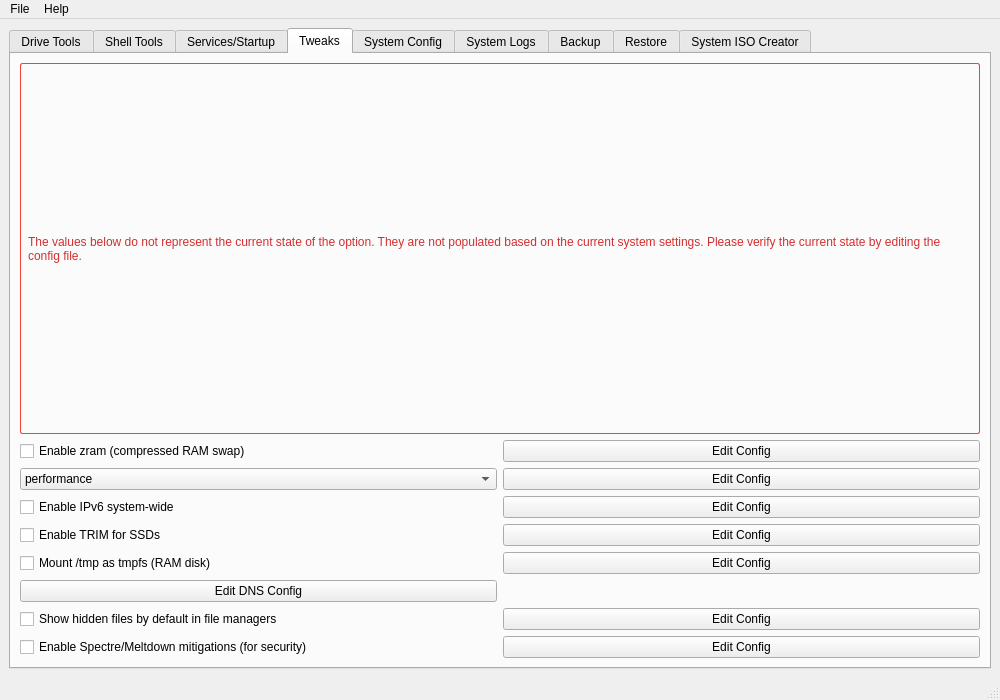
This is mainwindow.ui in XetalEngine/CachyOsTools as Qt 5 draws it before an edit. The edited form follows.
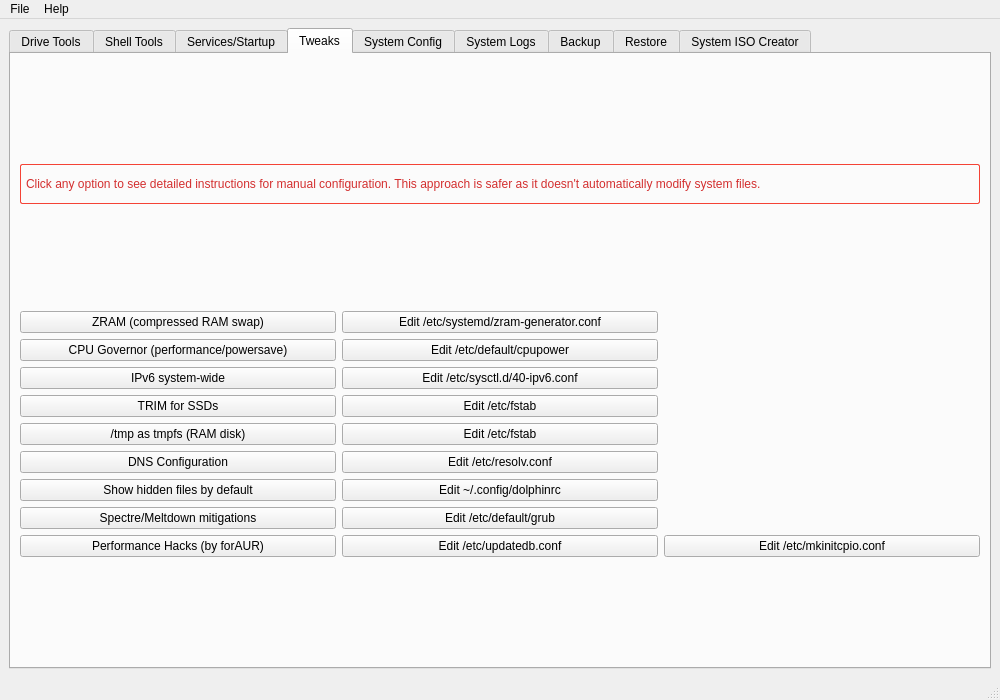
This is the edited form. The open tabs and pages were chosen to show the change.

```diff
--- a/mainwindow.ui
+++ b/mainwindow.ui
@@ -314,16 +314,22 @@
         <item>
          <widget class="QLabel" name="tweaksWarningLabel">
           <property name="sizePolicy">
-           <sizepolicy hsizetype="Preferred" vsizetype="Minimum">
+           <sizepolicy hsizetype="Preferred" vsizetype="Fixed">
             <horstretch>0</horstretch>
             <verstretch>0</verstretch>
            </sizepolicy>
           </property>
+          <property name="maximumSize">
+           <size>
+            <width>16777215</width>
+            <height>40</height>
+           </size>
+          </property>
           <property name="styleSheet">
-           <string>color: #d32f2f; padding: 4px; border: 1px solid #f44336; border-radius: 2px;</string>
+           <string>color: #d32f2f; padding: 2px; border: 1px solid #f44336; border-radius: 2px;</string>
           </property>
           <property name="text">
-           <string>The values below do not represent the current state of the option. They are not populated based on the current system settings. Please verify the current state by editing the config file.</string>
+           <string>Click any option to see detailed instructions for manual configuration. This approach is safer as it doesn't automatically modify system files.</string>
           </property>
           <property name="wordWrap">
            <bool>true</bool>
@@ -333,114 +339,135 @@
         <item>
          <layout class="QGridLayout" name="tweaksGridLayout">
           <item row="0" column="0">
-           <widget class="QCheckBox" name="zramToggle">
+           <widget class="QPushButton" name="zramToggle">
             <property name="text">
-             <string>Enable zram (compressed RAM swap)</string>
+             <string>ZRAM (compressed RAM swap)</string>
             </property>
            </widget>
           </item>
           <item row="0" column="1">
            <widget class="QPushButton" name="zramConfigButton">
             <property name="text">
-             <string>Edit Config</string>
+             <string>Edit /etc/systemd/zram-generator.conf</string>
             </property>
            </widget>
           </item>
           <item row="1" column="0">
-           <widget class="QComboBox" name="cpuGovernorCombo">
-            <item>
-             <property name="text">
-              <string>performance</string>
-             </property>
-            </item>
-            <item>
-             <property name="text">
-              <string>powersave</string>
-             </property>
-            </item>
+           <widget class="QPushButton" name="cpuGovernorToggle">
+            <property name="text">
+             <string>CPU Governor (performance/powersave)</string>
+            </property>
            </widget>
           </item>
           <item row="1" column="1">
            <widget class="QPushButton" name="cpuGovernorConfigButton">
             <property name="text">
-             <string>Edit Config</string>
+             <string>Edit /etc/default/cpupower</string>
             </property>
            </widget>
           </item>
           <item row="2" column="0">
-           <widget class="QCheckBox" name="ipv6Toggle">
+           <widget class="QPushButton" name="ipv6Toggle">
             <property name="text">
-             <string>Enable IPv6 system-wide</string>
+             <string>IPv6 system-wide</string>
             </property>
            </widget>
           </item>
           <item row="2" column="1">
            <widget class="QPushButton" name="ipv6ConfigButton">
             <property name="text">
-             <string>Edit Config</string>
+             <string>Edit /etc/sysctl.d/40-ipv6.conf</string>
             </property>
            </widget>
           </item>
           <item row="3" column="0">
-           <widget class="QCheckBox" name="trimToggle">
+           <widget class="QPushButton" name="trimToggle">
             <property name="text">
-             <string>Enable TRIM for SSDs</string>
+             <string>TRIM for SSDs</string>
             </property>
            </widget>
           </item>
           <item row="3" column="1">
            <widget class="QPushButton" name="trimConfigButton">
             <property name="text">
-             <string>Edit Config</string>
+             <string>Edit /etc/fstab</string>
             </property>
            </widget>
           </item>
           <item row="4" column="0">
-           <widget class="QCheckBox" name="tmpfsToggle">
+           <widget class="QPushButton" name="tmpfsToggle">
             <property name="text">
-             <string>Mount /tmp as tmpfs (RAM disk)</string>
+             <string>/tmp as tmpfs (RAM disk)</string>
             </property>
            </widget>
           </item>
           <item row="4" column="1">
            <widget class="QPushButton" name="tmpfsConfigButton">
             <property name="text">
-             <string>Edit Config</string>
+             <string>Edit /etc/fstab</string>
             </property>
            </widget>
           </item>
           <item row="5" column="0">
+           <widget class="QPushButton" name="dnsToggle">
+            <property name="text">
+             <string>DNS Configuration</string>
+            </property>
+           </widget>
+          </item>
+          <item row="5" column="1">
            <widget class="QPushButton" name="dnsConfigButton">
             <property name="text">
-             <string>Edit DNS Config</string>
+             <string>Edit /etc/resolv.conf</string>
             </property>
            </widget>
           </item>
           <item row="6" column="0">
-           <widget class="QCheckBox" name="showHiddenFilesToggle">
+           <widget class="QPushButton" name="showHiddenFilesToggle">
             <property name="text">
-             <string>Show hidden files by default in file managers</string>
+             <string>Show hidden files by default</string>
             </property>
            </widget>
           </item>
           <item row="6" column="1">
            <widget class="QPushButton" name="showHiddenFilesConfigButton">
             <property name="text">
-             <string>Edit Config</string>
+             <string>Edit ~/.config/dolphinrc</string>
             </property>
            </widget>
           </item>
           <item row="7" column="0">
-           <widget class="QCheckBox" name="mitigationsToggle">
+           <widget class="QPushButton" name="mitigationsToggle">
             <property name="text">
-             <string>Enable Spectre/Meltdown mitigations (for security)</string>
+             <string>Spectre/Meltdown mitigations</string>
             </property>
            </widget>
           </item>
           <item row="7" column="1">
            <widget class="QPushButton" name="mitigationsConfigButton">
             <property name="text">
-             <string>Edit Config</string>
+             <string>Edit /etc/default/grub</string>
+            </property>
+           </widget>
+          </item>
+          <item row="8" column="0">
+           <widget class="QPushButton" name="performanceHacksToggle">
+            <property name="text">
+             <string>Performance Hacks (by forAUR)</string>
+            </property>
+           </widget>
+          </item>
+          <item row="8" column="1">
+           <widget class="QPushButton" name="performanceHacksConfigButton1">
+            <property name="text">
+             <string>Edit /etc/updatedb.conf</string>
+            </property>
+           </widget>
+          </item>
+          <item row="8" column="2">
+           <widget class="QPushButton" name="performanceHacksConfigButton2">
+            <property name="text">
+             <string>Edit /etc/mkinitcpio.conf</string>
             </property>
            </widget>
           </item>
```
Left out of the diff: 1 changed line with no effect on the pictures.
